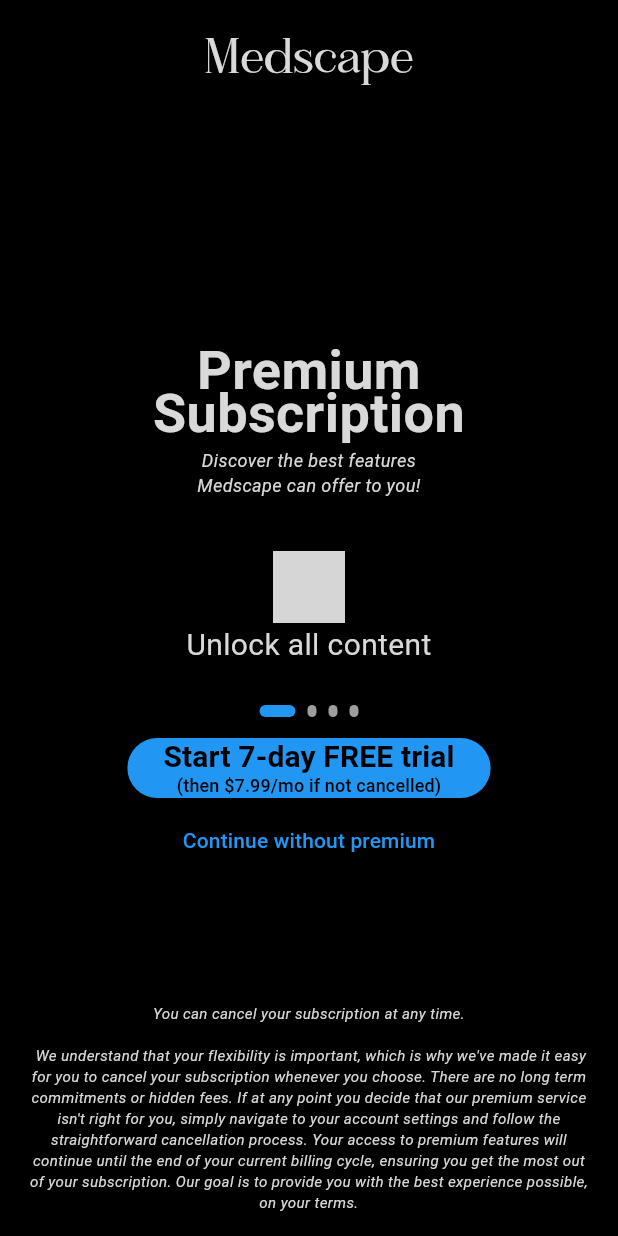
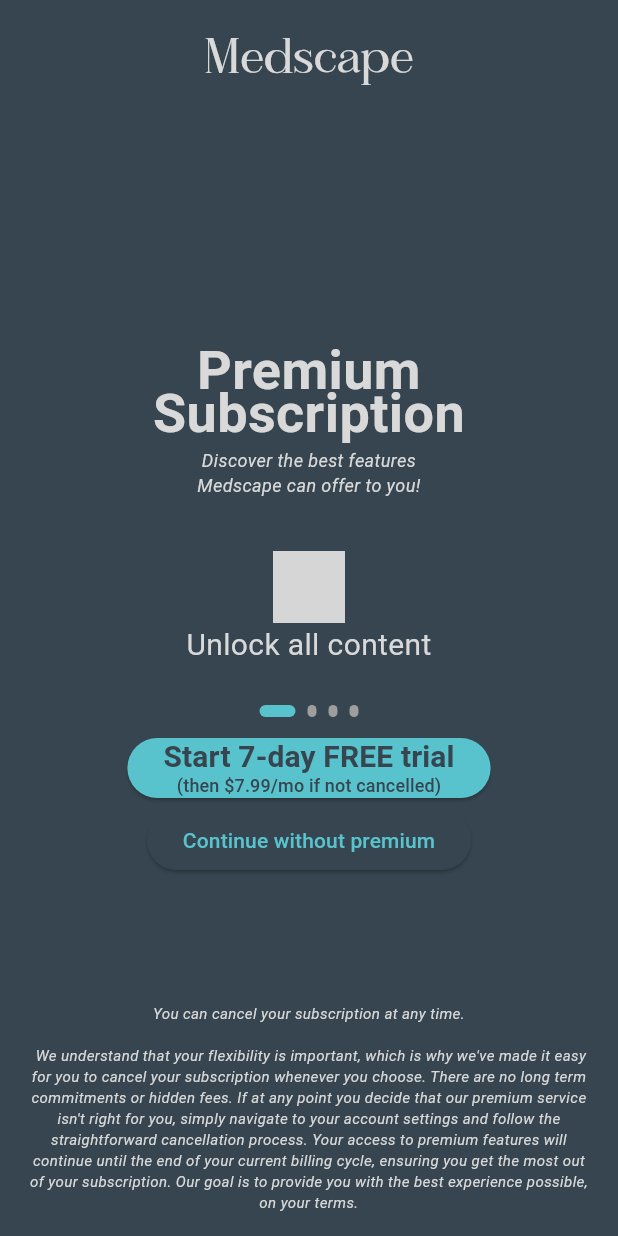
Before and after one commit to DewanggaHaryonoP/medscape-mobapps, a Flutter app: the PremiumOfferScreen screen opened by its route, on a phone screen of 412 x 824 dp. Run offline on Flutter 3.47's test engine with Material 3 defaults, Android fonts, the phone set to English and light mode, and no system bars; our stand-ins replace firebase_auth, firebase_core, shared_preferences; accounts and stored records are empty; Roboto replaces fonts that are missing (SF Pro Display); project files that could hold a hidden picture were left out; grey boxes are pictures that could not be loaded.

Commit message:
fixed the colors for the login process

```diff
--- a/lib/screens/email_verification_screen.dart
+++ b/lib/screens/email_verification_screen.dart
@@ -150,7 +150,7 @@
   @override
   Widget build(BuildContext context) {
     return Scaffold(
-      backgroundColor: Colors.black,
+      backgroundColor: grey,
       body: Padding(
         padding: const EdgeInsets.all(16.0),
         child: Column(
@@ -242,7 +242,7 @@
                 child: Text(
                   'Resend Email Verification',
                   style: TextStyle(
-                    color: Colors.black,
+                    color: grey,
                     fontSize: 16,
                   ),
                 ),
@@ -266,7 +266,7 @@
                 child: Text(
                   'Back to log in',
                   style: TextStyle(
-                    color: Colors.black,
+                    color: grey,
                     fontSize: 16,
                   ),
                 ),
--- a/lib/screens/login_screen.dart
+++ b/lib/screens/login_screen.dart
@@ -103,7 +103,7 @@
   @override
   Widget build(BuildContext context) {
     return Scaffold(
-      backgroundColor: black,
+      backgroundColor: grey,
       body: Padding(
         padding: const EdgeInsets.all(16.0),
         child: Center(
--- a/lib/screens/premium_offer.dart
+++ b/lib/screens/premium_offer.dart
@@ -33,7 +33,7 @@
   @override
   Widget build(BuildContext context) {
     return Scaffold(
-      backgroundColor: black,
+      backgroundColor: grey,
       body: Padding(
         padding: EdgeInsets.all(16.0),
         child: Center(
@@ -165,9 +165,7 @@
                           height: 8.0,
                           width: _currentPage == index ? 24.0 : 6.0,
                           decoration: BoxDecoration(
-                            color: _currentPage == index
-                                ? Colors.blue
-                                : Colors.grey,
+                            color: _currentPage == index ? teal : Colors.grey,
                             borderRadius: BorderRadius.circular(12),
                           ),
                         );
@@ -184,9 +182,9 @@
                             style: TextStyle(
                               fontFamily: 'SF Pro Display',
                               fontSize: 20,
-                              color: black,
                               fontWeight: FontWeight.bold,
                               height: 0.0,
+                              color: grey,
                             ),
                           ),
                           Text(
@@ -194,14 +192,14 @@
                             style: TextStyle(
                               fontFamily: 'SF Pro Display',
                               fontSize: 12,
-                              color: black,
+                              color: grey,
                             ),
                           ),
                         ],
                       ),
                       style: ElevatedButton.styleFrom(
-                        backgroundColor: Colors.blue,
-                        foregroundColor: black,
+                        backgroundColor: teal,
+                        // foregroundColor: black,
                       ),
                     ),
                     ElevatedButton(
@@ -210,8 +208,8 @@
                       },
                       child: Text('Continue without premium'),
                       style: ElevatedButton.styleFrom(
-                        backgroundColor: black,
-                        foregroundColor: Colors.blue,
+                        backgroundColor: grey,
+                        foregroundColor: teal,
                       ),
                     ),
                   ],
--- a/lib/screens/signup_screen.dart
+++ b/lib/screens/signup_screen.dart
@@ -72,9 +72,9 @@
   @override
   Widget build(BuildContext context) {
     return Scaffold(
-      backgroundColor: black,
+      backgroundColor: grey,
       appBar: AppBar(
-        backgroundColor: black,
+        backgroundColor: grey,
         elevation: 0,
         leading: IconButton(
           icon: Icon(Icons.arrow_back, color: white),
--- a/lib/screens/verif_success.dart
+++ b/lib/screens/verif_success.dart
@@ -16,7 +16,7 @@
   @override
   Widget build(BuildContext context) {
     return Scaffold(
-      backgroundColor: black,
+      backgroundColor: grey,
       body: Padding(
         padding: EdgeInsets.all(16.0),
         child: Center(
```
